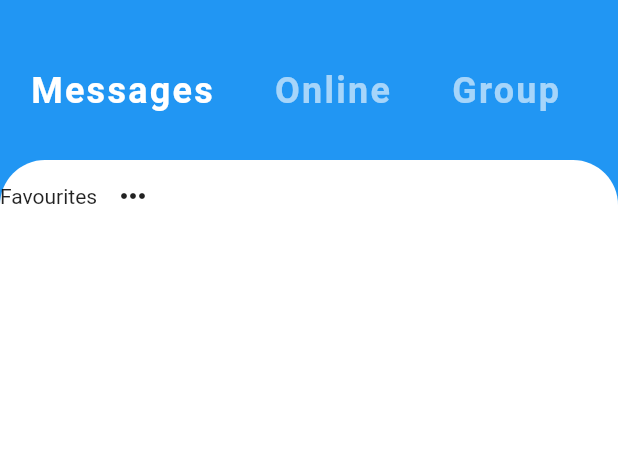
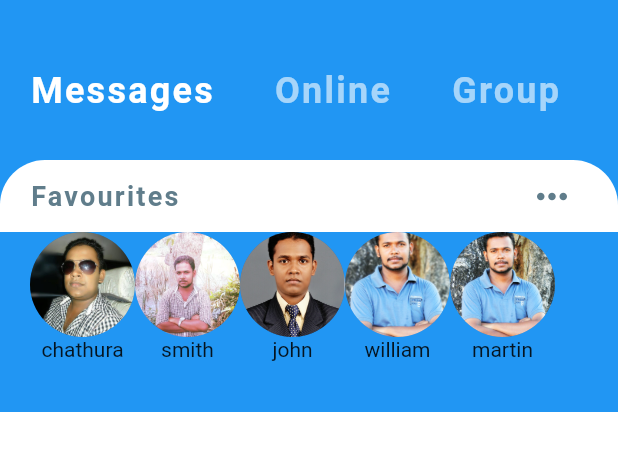
Before and after one commit to ChathuraHansika/messanger, a Flutter app: the screen it shows after launch, on a phone screen of 412 x 824 dp, the part 59-530 px from its top. Run offline on Flutter 3.47's test engine with Material 2 defaults, Android fonts, the phone set to English and light mode, and no system bars.

Commit message:
Add favourite Contacts

```diff
--- a/lib/model/massage_model.dart
+++ b/lib/model/massage_model.dart
@@ -17,10 +17,10 @@ class Message {
 }
 
 final User currentUser = User(id: 0, name: 'chathura', imageUrl: 'images/1.jpg');
-final User smith = User(id: 1, name: 'chathura', imageUrl: 'images/2.jpg');
-final User john = User(id: 2, name: 'chathura', imageUrl: 'images/3.jpg');
-final User william = User(id: 3, name: 'chathura', imageUrl: 'images/4.jpg');
-final User martin = User(id: 4, name: 'chathura', imageUrl: 'images/5.jpg');
+final User smith = User(id: 1, name: 'smith', imageUrl: 'images/2.jpg');
+final User john = User(id: 2, name: 'john', imageUrl: 'images/3.jpg');
+final User william = User(id: 3, name: 'william', imageUrl: 'images/4.jpg');
+final User martin = User(id: 4, name: 'martin', imageUrl: 'images/5.jpg');
 
 List<User> favourites=[currentUser,smith,john,william,martin];
 
--- a/lib/widgets/favourite_contacts.dart
+++ b/lib/widgets/favourite_contacts.dart
@@ -1,12 +1,51 @@
 import 'package:flutter/material.dart';
+import 'package:messanger/model/massage_model.dart';
 
 class FavouriteContacts extends StatelessWidget {
   @override
   Widget build(BuildContext context) {
-    return Row(
+    return Column(
       children: <Widget>[
-        Text('Favourites'),
-        IconButton(icon: Icon(Icons.more_horiz), onPressed: () {}),
+        Padding(
+          padding: EdgeInsets.symmetric(horizontal: 20.0),
+          child: Row(
+            mainAxisAlignment: MainAxisAlignment.spaceBetween,
+            children: <Widget>[
+              Text('Favourites',
+                  style: TextStyle(
+                      color: Colors.blueGrey,
+                      fontSize: 18.0,
+                      fontWeight: FontWeight.bold,
+                      letterSpacing: 1.5)),
+              IconButton(
+                  icon: Icon(
+                    Icons.more_horiz,
+                    size: 30.0,
+                    color: Colors.blueGrey,
+                  ),
+                  onPressed: () {}),
+            ],
+          ),
+        ),
+        Container(
+          height: 120.0,
+          color: Colors.blue,
+          child: ListView.builder(
+              padding: EdgeInsets.only(left: 20.0),
+              scrollDirection: Axis.horizontal,
+              itemCount: favourites.length,
+              itemBuilder: (BuildContext contect, int index) {
+                return Column(
+                  children: <Widget>[
+                    CircleAvatar(
+                      radius: 35.0,
+                      backgroundImage: AssetImage(favourites[index].imageUrl),
+                    ),
+                    Text(favourites[index].name),
+                  ],
+                );
+              }),
+        )
       ],
     );
   }
```
